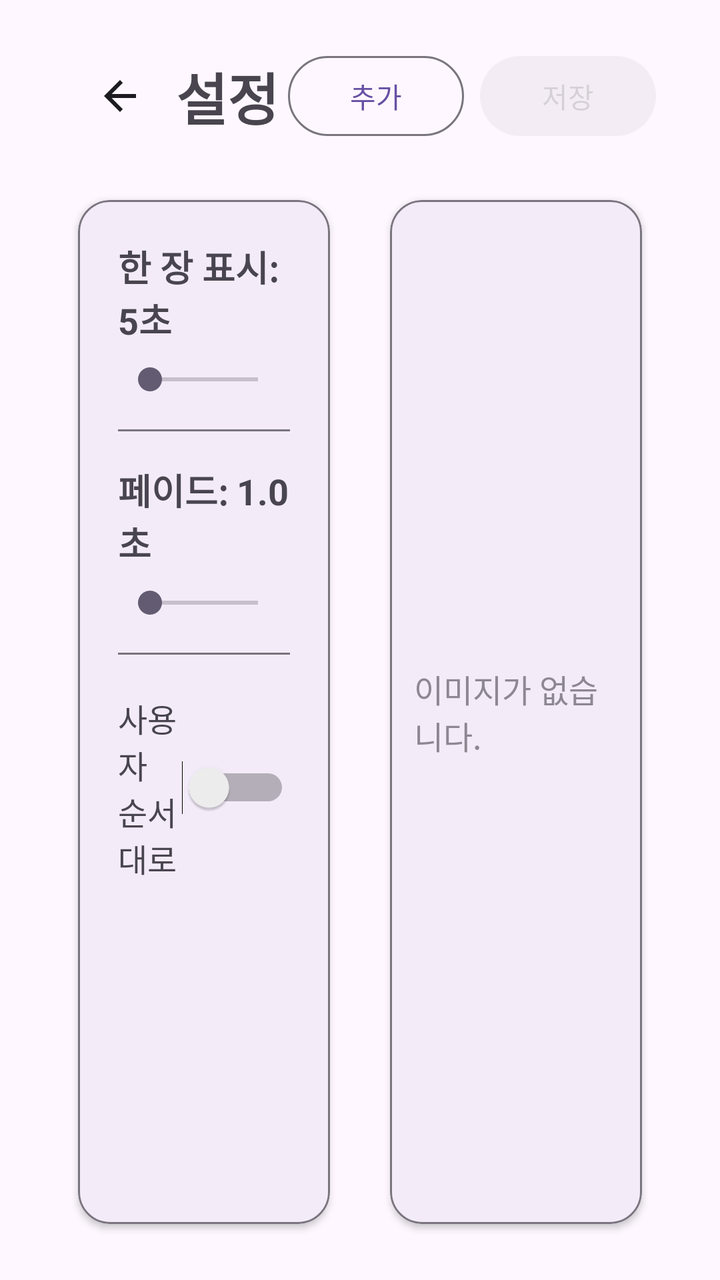
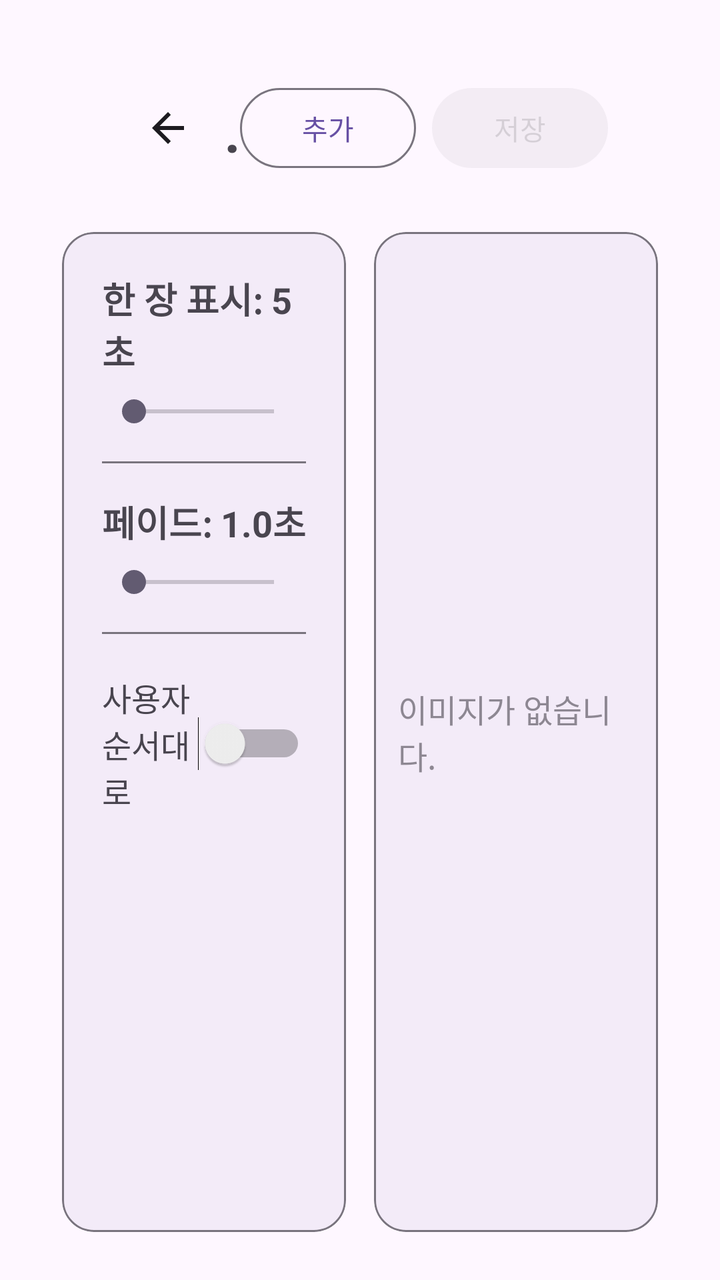

Screens rendered from an Android XML layout before and after an edit, with the pre-edit source and the edit as a unified diff.
<!-- AndroidManifest.xml: application theme Theme.OnFrame -->
<!-- res/layout/fragment_album_settings.xml -->
<?xml version="1.0" encoding="utf-8"?>
<androidx.constraintlayout.widget.ConstraintLayout
    xmlns:android="http://schemas.android.com/apk/res/android"
    xmlns:app="http://schemas.android.com/apk/res-auto"
    android:id="@+id/album_settings_root"
    android:layout_width="match_parent"
    android:layout_height="match_parent"
    android:paddingLeft="32dp"
    android:paddingRight="32dp"
    android:paddingTop="20dp"
    android:paddingBottom="20dp">

    
    <include
        android:id="@+id/header"
        layout="@layout/include_settings_header"
        android:layout_width="0dp"
        android:layout_height="wrap_content"
        app:layout_constraintTop_toTopOf="parent"
        app:layout_constraintStart_toStartOf="parent"
        app:layout_constraintEnd_toEndOf="parent"/>

    
    <com.google.android.material.card.MaterialCardView
        android:id="@+id/panel_controls"
        android:layout_width="0dp"
        android:layout_height="0dp"
        app:cardUseCompatPadding="true"
        app:cardCornerRadius="16dp"
        app:cardElevation="2dp"
        app:strokeWidth="1dp"
        app:strokeColor="?attr/colorOutline"
        app:layout_constraintTop_toBottomOf="@id/header"
        app:layout_constraintBottom_toBottomOf="parent"
        app:layout_constraintStart_toStartOf="parent"
        app:layout_constraintEnd_toStartOf="@id/panel_list"
        app:layout_constraintHorizontal_weight="1"
        android:layout_marginTop="16dp"
        android:layout_marginRight="16dp">

        <LinearLayout
            android:layout_width="match_parent"
            android:layout_height="match_parent"
            android:orientation="vertical"
            android:padding="20dp">

            
            <TextView
                android:id="@+id/txt_show"
                android:layout_width="match_parent"
                android:layout_height="wrap_content"
                android:text="한 장 표시: 5초"
                android:textStyle="bold"
                android:textSize="18sp"/>

            <SeekBar
                android:id="@+id/seek_show"
                android:layout_width="match_parent"
                android:layout_height="wrap_content"
                android:layout_marginTop="8dp"/>

            <View
                android:layout_width="match_parent"
                android:layout_height="1dp"
                android:layout_marginTop="16dp"
                android:background="?attr/colorOutline"/>

            
            <TextView
                android:id="@+id/txt_fade"
                android:layout_width="match_parent"
                android:layout_height="wrap_content"
                android:layout_marginTop="16dp"
                android:text="페이드: 1.0초"
                android:textStyle="bold"
                android:textSize="18sp"/>

            <SeekBar
                android:id="@+id/seek_fade"
                android:layout_width="match_parent"
                android:layout_height="wrap_content"
                android:layout_marginTop="8dp"/>

            <View
                android:layout_width="match_parent"
                android:layout_height="1dp"
                android:layout_marginTop="16dp"
                android:background="?attr/colorOutline"/>

            
            <LinearLayout
                android:id="@+id/row_shuffle"
                android:layout_width="match_parent"
                android:layout_height="wrap_content"
                android:layout_marginTop="16dp"
                android:orientation="horizontal"
                android:gravity="center_vertical"
                android:paddingTop="4dp"
                android:paddingBottom="4dp">

                <TextView
                    android:id="@+id/txt_shuffle"
                    android:layout_width="0dp"
                    android:layout_height="wrap_content"
                    android:layout_weight="1"
                    android:text="사용자 순서대로"
                    android:textSize="16sp"/>

                <Switch
                    android:id="@+id/switch_shuffle"
                    android:layout_width="wrap_content"
                    android:layout_height="wrap_content"/>
            </LinearLayout>

        </LinearLayout>
    </com.google.android.material.card.MaterialCardView>

    
    <com.google.android.material.card.MaterialCardView
        android:id="@+id/panel_list"
        android:layout_width="0dp"
        android:layout_height="0dp"
        app:cardUseCompatPadding="true"
        app:cardCornerRadius="16dp"
        app:cardElevation="2dp"
        app:strokeWidth="1dp"
        app:strokeColor="?attr/colorOutline"
        app:layout_constraintTop_toBottomOf="@id/header"
        app:layout_constraintBottom_toBottomOf="parent"
        app:layout_constraintEnd_toEndOf="parent"
        app:layout_constraintStart_toEndOf="@id/panel_controls"
        app:layout_constraintHorizontal_weight="1"
        android:layout_marginTop="16dp">

        <FrameLayout
            android:layout_width="match_parent"
            android:layout_height="match_parent"
            android:padding="12dp">

            <androidx.recyclerview.widget.RecyclerView
                android:id="@+id/rv_images"
                android:layout_width="match_parent"
                android:layout_height="match_parent"
                android:overScrollMode="never"/>

            <TextView
                android:id="@+id/empty_hint"
                android:layout_width="wrap_content"
                android:layout_height="wrap_content"
                android:text="이미지가 없습니다."
                android:textSize="16sp"
                android:alpha="0.6"
                android:layout_gravity="center" />

        </FrameLayout>
    </com.google.android.material.card.MaterialCardView>

</androidx.constraintlayout.widget.ConstraintLayout>
<!-- res/layout/include_settings_header.xml (included above) -->
<?xml version="1.0" encoding="utf-8"?>
<androidx.constraintlayout.widget.ConstraintLayout
    xmlns:android="http://schemas.android.com/apk/res/android"
    xmlns:app="http://schemas.android.com/apk/res-auto"
    android:id="@+id/header"
    android:layout_width="match_parent"
    android:layout_height="wrap_content">

    
    <ImageButton
        android:id="@+id/btn_back"
        android:layout_width="56dp"
        android:layout_height="56dp"
        android:background="?attr/selectableItemBackgroundBorderless"
        android:contentDescription="@string/abc_action_bar_up_description"
        android:src="@drawable/ic_arrow_back_24"
        app:tint="?attr/colorOnBackground"
        app:layout_constraintStart_toStartOf="parent"
        app:layout_constraintTop_toTopOf="parent"
        app:layout_constraintBottom_toBottomOf="parent"/>

    
    <com.google.android.material.button.MaterialButton
        android:id="@+id/btn_save"
        style="?attr/materialButtonStyle"
        android:layout_width="wrap_content"
        android:layout_height="40dp"
        android:text="저장"
        android:enabled="false"
        android:alpha="0.4"
        android:insetTop="0dp"
        android:insetBottom="0dp"
        app:layout_constraintTop_toTopOf="@id/btn_back"
        app:layout_constraintBottom_toBottomOf="@id/btn_back"
        app:layout_constraintEnd_toEndOf="parent"/>

    
    <com.google.android.material.button.MaterialButton
        android:id="@+id/btn_add"
        style="?attr/materialButtonOutlinedStyle"
        android:layout_width="wrap_content"
        android:layout_height="40dp"
        android:text="추가"
        android:insetTop="0dp"
        android:insetBottom="0dp"
        android:layout_marginEnd="8dp"
        app:layout_constraintTop_toTopOf="@id/btn_back"
        app:layout_constraintBottom_toBottomOf="@id/btn_back"
        app:layout_constraintEnd_toStartOf="@id/btn_save"/>

    
    <TextView
        android:id="@+id/txt_title"
        android:layout_width="0dp"
        android:layout_height="wrap_content"
        android:text="설정"
        android:textStyle="bold"
        android:textSize="28sp"
        android:maxLines="1"
        android:ellipsize="end"
        app:layout_constraintStart_toEndOf="@id/btn_back"
        app:layout_constraintEnd_toStartOf="@id/btn_add"
        app:layout_constraintTop_toTopOf="@id/btn_back"
        app:layout_constraintBottom_toBottomOf="@id/btn_back"/>
</androidx.constraintlayout.widget.ConstraintLayout>
<!-- resources referenced by this layout -->
<resources>
  <!-- drawable ic_arrow_back_24 (drawable) -->
  <?xml version="1.0" encoding="utf-8"?>
  <vector xmlns:android="http://schemas.android.com/apk/res/android"
      android:width="24dp" android:height="24dp" android:viewportWidth="24"
      android:viewportHeight="24">
      <path
          android:fillColor="#000"
          android:pathData="M20,11H7.83l5.59-5.59L12,4l-8,8 8,8 1.41-1.41L7.83,13H20v-2z"/>
  </vector>
  <style name="Theme.OnFrame" parent="Theme.Material3.DayNight.NoActionBar">
          
          <item name="android:statusBarColor">@android:color/transparent</item>
          <item name="android:navigationBarColor">@android:color/transparent</item>
  
          
          <item name="android:forceDarkAllowed">false</item>
  
          
          <item name="android:windowLayoutInDisplayCutoutMode">shortEdges</item>
      </style>
</resources>

<!-- the commit's change to res/layout/fragment_album_settings.xml (unified diff, before → after) -->
@@ -5,38 +5,40 @@
     android:id="@+id/album_settings_root"
     android:layout_width="match_parent"
     android:layout_height="match_parent"
-    android:paddingLeft="32dp"
-    android:paddingRight="32dp"
-    android:paddingTop="20dp"
-    android:paddingBottom="20dp">
+    android:paddingLeft="24dp"
+    android:paddingRight="24dp"
+    android:paddingTop="16dp"
+    android:paddingBottom="16dp">
 
     
     <include
-        android:id="@+id/header"
+        android:id="@+id/settings_header"
         layout="@layout/include_settings_header"
         android:layout_width="0dp"
         android:layout_height="wrap_content"
         app:layout_constraintTop_toTopOf="parent"
         app:layout_constraintStart_toStartOf="parent"
-        app:layout_constraintEnd_toEndOf="parent"/>
+        app:layout_constraintEnd_toEndOf="parent"
+        android:layout_marginStart="32dp"
+        android:layout_marginEnd="32dp"
+        android:layout_marginTop="20dp" />
 
     
     <com.google.android.material.card.MaterialCardView
         android:id="@+id/panel_controls"
         android:layout_width="0dp"
         android:layout_height="0dp"
-        app:cardUseCompatPadding="true"
+        android:layout_marginTop="16dp"
         app:cardCornerRadius="16dp"
         app:cardElevation="2dp"
+        app:cardUseCompatPadding="true"
+        app:strokeColor="?attr/colorOutline"
         app:strokeWidth="1dp"
-        app:strokeColor="?attr/colorOutline"
-        app:layout_constraintTop_toBottomOf="@id/header"
+        app:layout_constraintTop_toBottomOf="@id/settings_header"
         app:layout_constraintBottom_toBottomOf="parent"
         app:layout_constraintStart_toStartOf="parent"
         app:layout_constraintEnd_toStartOf="@id/panel_list"
-        app:layout_constraintHorizontal_weight="1"
-        android:layout_marginTop="16dp"
-        android:layout_marginRight="16dp">
+        app:layout_constraintHorizontal_weight="1">
 
         <LinearLayout
             android:layout_width="match_parent"
@@ -50,20 +52,20 @@
                 android:layout_width="match_parent"
                 android:layout_height="wrap_content"
                 android:text="한 장 표시: 5초"
-                android:textStyle="bold"
-                android:textSize="18sp"/>
+                android:textSize="18sp"
+                android:textStyle="bold" />
 
             <SeekBar
                 android:id="@+id/seek_show"
                 android:layout_width="match_parent"
                 android:layout_height="wrap_content"
-                android:layout_marginTop="8dp"/>
+                android:layout_marginTop="8dp" />
 
             <View
                 android:layout_width="match_parent"
                 android:layout_height="1dp"
                 android:layout_marginTop="16dp"
-                android:background="?attr/colorOutline"/>
+                android:background="?attr/colorOutline" />
 
             
             <TextView
@@ -72,20 +74,20 @@
                 android:layout_height="wrap_content"
                 android:layout_marginTop="16dp"
                 android:text="페이드: 1.0초"
-                android:textStyle="bold"
-                android:textSize="18sp"/>
+                android:textSize="18sp"
+                android:textStyle="bold" />
 
             <SeekBar
                 android:id="@+id/seek_fade"
                 android:layout_width="match_parent"
                 android:layout_height="wrap_content"
-                android:layout_marginTop="8dp"/>
+                android:layout_marginTop="8dp" />
 
             <View
                 android:layout_width="match_parent"
                 android:layout_height="1dp"
                 android:layout_marginTop="16dp"
-                android:background="?attr/colorOutline"/>
+                android:background="?attr/colorOutline" />
 
             
             <LinearLayout
@@ -93,8 +95,8 @@
                 android:layout_width="match_parent"
                 android:layout_height="wrap_content"
                 android:layout_marginTop="16dp"
+                android:gravity="center_vertical"
                 android:orientation="horizontal"
-                android:gravity="center_vertical"
                 android:paddingTop="4dp"
                 android:paddingBottom="4dp">
 
@@ -104,12 +106,12 @@
                     android:layout_height="wrap_content"
                     android:layout_weight="1"
                     android:text="사용자 순서대로"
-                    android:textSize="16sp"/>
+                    android:textSize="16sp" />
 
                 <Switch
                     android:id="@+id/switch_shuffle"
                     android:layout_width="wrap_content"
-                    android:layout_height="wrap_content"/>
+                    android:layout_height="wrap_content" />
             </LinearLayout>
 
         </LinearLayout>
@@ -120,17 +122,17 @@
         android:id="@+id/panel_list"
         android:layout_width="0dp"
         android:layout_height="0dp"
+        android:layout_marginTop="16dp"
         app:cardUseCompatPadding="true"
         app:cardCornerRadius="16dp"
         app:cardElevation="2dp"
         app:strokeWidth="1dp"
         app:strokeColor="?attr/colorOutline"
-        app:layout_constraintTop_toBottomOf="@id/header"
+        app:layout_constraintTop_toBottomOf="@id/settings_header"
         app:layout_constraintBottom_toBottomOf="parent"
+        app:layout_constraintStart_toEndOf="@id/panel_controls"
         app:layout_constraintEnd_toEndOf="parent"
-        app:layout_constraintStart_toEndOf="@id/panel_controls"
-        app:layout_constraintHorizontal_weight="1"
-        android:layout_marginTop="16dp">
+        app:layout_constraintHorizontal_weight="1">
 
         <FrameLayout
             android:layout_width="match_parent"
@@ -161,7 +163,7 @@
 <androidx.constraintlayout.widget.ConstraintLayout
     xmlns:android="http://schemas.android.com/apk/res/android"
     xmlns:app="http://schemas.android.com/apk/res-auto"
-    android:id="@+id/header"
+    android:id="@+id/include_settings_header_root"
     android:layout_width="match_parent"
     android:layout_height="wrap_content">
 
@@ -175,11 +177,10 @@
         android:src="@drawable/ic_arrow_back_24"
         app:tint="?attr/colorOnBackground"
         app:layout_constraintStart_toStartOf="parent"
-        app:layout_constraintTop_toTopOf="parent"
-        app:layout_constraintBottom_toBottomOf="parent"/>
-
-    
-    <com.google.android.material.button.MaterialButton
+        app:layout_constraintTop_toTopOf="parent" />
+
+    
+    <Button
         android:id="@+id/btn_save"
         style="?attr/materialButtonStyle"
         android:layout_width="wrap_content"
@@ -191,10 +192,10 @@
         android:insetBottom="0dp"
         app:layout_constraintTop_toTopOf="@id/btn_back"
         app:layout_constraintBottom_toBottomOf="@id/btn_back"
-        app:layout_constraintEnd_toEndOf="parent"/>
-
-    
-    <com.google.android.material.button.MaterialButton
+        app:layout_constraintEnd_toEndOf="parent" />
+
+    
+    <Button
         android:id="@+id/btn_add"
         style="?attr/materialButtonOutlinedStyle"
         android:layout_width="wrap_content"
@@ -202,17 +203,17 @@
         android:text="추가"
         android:insetTop="0dp"
         android:insetBottom="0dp"
-        android:layout_marginEnd="8dp"
         app:layout_constraintTop_toTopOf="@id/btn_back"
         app:layout_constraintBottom_toBottomOf="@id/btn_back"
-        app:layout_constraintEnd_toStartOf="@id/btn_save"/>
+        app:layout_constraintEnd_toStartOf="@id/btn_save"
+        android:layout_marginEnd="8dp" />
 
     
     <TextView
         android:id="@+id/txt_title"
         android:layout_width="0dp"
         android:layout_height="wrap_content"
-        android:text="설정"
+        android:text="제목"
         android:textStyle="bold"
         android:textSize="28sp"
         android:maxLines="1"
@@ -220,5 +221,5 @@
         app:layout_constraintStart_toEndOf="@id/btn_back"
         app:layout_constraintEnd_toStartOf="@id/btn_add"
         app:layout_constraintTop_toTopOf="@id/btn_back"
-        app:layout_constraintBottom_toBottomOf="@id/btn_back"/>
+        app:layout_constraintBottom_toBottomOf="@id/btn_back" />
 </androidx.constraintlayout.widget.ConstraintLayout>
